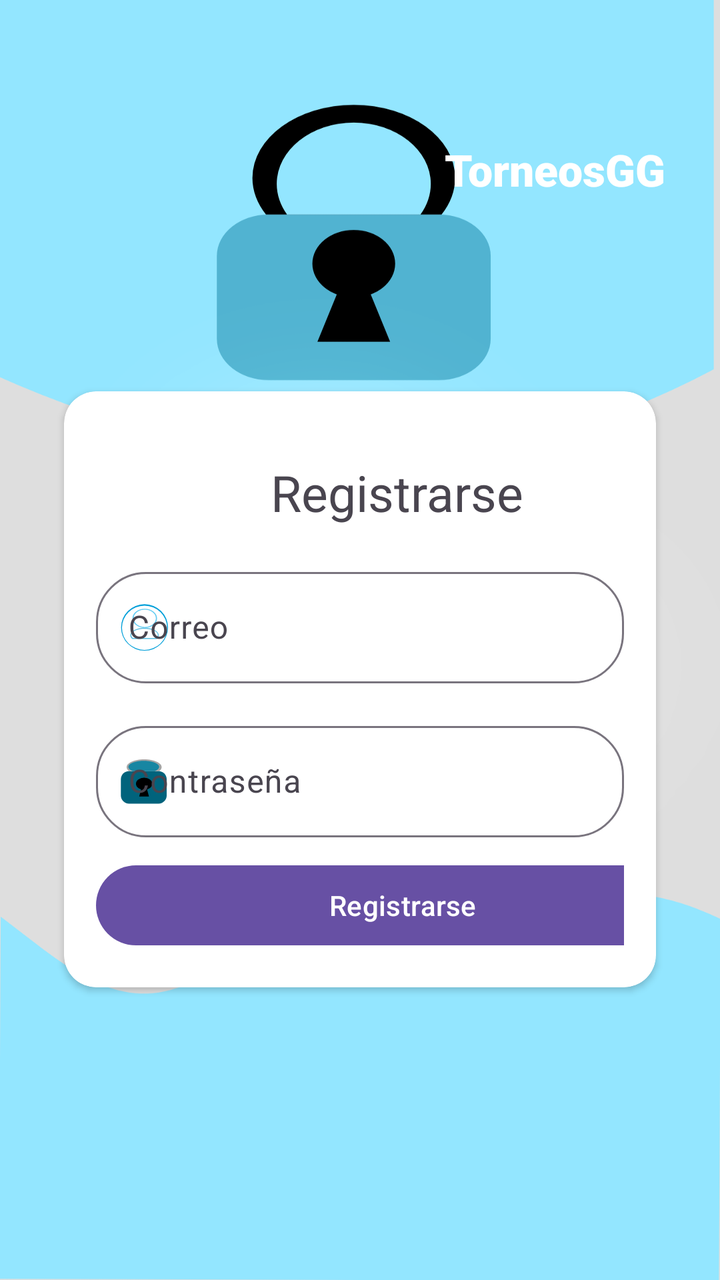
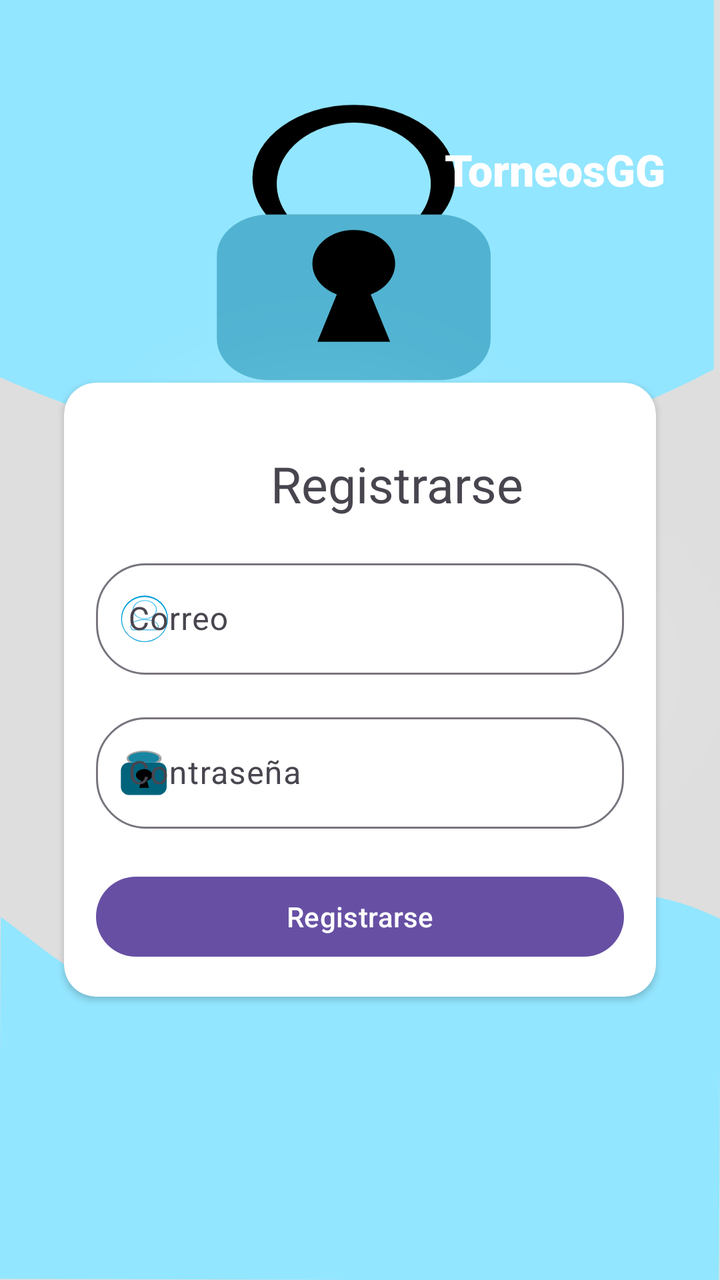

Two renders of the same Android screen: before a commit and after it. Below are the layout's source before the change and the commit's diff.
<!-- AndroidManifest.xml: application theme Theme.AdministracionDeTornerosElectronicos -->
<!-- res/layout/activity_registrarse.xml -->
<?xml version="1.0" encoding="utf-8"?>
<androidx.constraintlayout.widget.ConstraintLayout xmlns:android="http://schemas.android.com/apk/res/android"
    xmlns:app="http://schemas.android.com/apk/res-auto"
    xmlns:tools="http://schemas.android.com/tools"
    android:id="@+id/main"
    android:layout_width="match_parent"
    android:layout_height="match_parent"
    android:background="@drawable/fondo_login"
    android:paddingTop="50dp"
    tools:context=".MainActivity">

    <TextView
        android:id="@+id/textView2"
        android:layout_width="wrap_content"
        android:layout_height="wrap_content"
        android:layout_marginTop="20dp"
        android:fontFamily="sans-serif-black"
        android:text="TorneosGG"
        android:textColor="@color/white"
        android:textSize="22sp"
        app:layout_constraintEnd_toEndOf="parent"
        app:layout_constraintHorizontal_bias="0.892"
        app:layout_constraintStart_toStartOf="parent"
        app:layout_constraintTop_toTopOf="parent" />

    <androidx.cardview.widget.CardView
        android:id="@+id/viewCardLogin"
        android:layout_width="0dp"
        android:layout_height="wrap_content"
        android:layout_marginStart="32dp"
        android:layout_marginEnd="32dp"
        app:cardCornerRadius="16dp"
        app:layout_constraintBottom_toBottomOf="parent"
        app:layout_constraintEnd_toEndOf="parent"
        app:layout_constraintHorizontal_bias="0.0"
        app:layout_constraintStart_toStartOf="parent"
        app:layout_constraintTop_toTopOf="parent"
        app:layout_constraintVertical_bias="0.499">

        <LinearLayout
            android:layout_width="match_parent"
            android:layout_height="298dp"
            android:orientation="vertical"
            android:padding="16dp">

            <TextView
                android:id="@+id/textView"
                android:layout_width="301dp"
                android:layout_height="37dp"
                android:layout_marginTop="16dp"
                android:gravity="center"
                android:text="Registrarse"
                android:textAlignment="center"
                android:textSize="25sp" />

            <com.google.android.material.textfield.TextInputLayout
                android:layout_width="match_parent"
                android:layout_height="wrap_content"
                android:layout_marginTop="16dp"
                android:hint="Correo"
                app:boxCornerRadiusBottomEnd="25dp"
                app:boxCornerRadiusBottomStart="25dp"
                app:boxCornerRadiusTopEnd="25dp"
                app:boxCornerRadiusTopStart="25dp"
                app:startIconDrawable="@drawable/icono_login"
                app:startIconTint="@null">

                <com.google.android.material.textfield.TextInputEditText
                    android:id="@+id/idCorreo"
                    android:layout_width="match_parent"

                    android:layout_height="wrap_content"
                    android:layout_marginTop="16dp"
                    android:inputType="textEmailAddress" />
            </com.google.android.material.textfield.TextInputLayout>

            <com.google.android.material.textfield.TextInputLayout
                android:layout_width="match_parent"
                android:layout_height="wrap_content"
                android:layout_marginTop="16dp"
                android:hint="Contraseña"
                app:boxCornerRadiusBottomEnd="25dp"
                app:boxCornerRadiusBottomStart="25dp"
                app:boxCornerRadiusTopEnd="25dp"
                app:boxCornerRadiusTopStart="25dp"
                app:startIconDrawable="@drawable/icon_contrasena"
                app:startIconTint="@null">

                <com.google.android.material.textfield.TextInputEditText
                    android:id="@+id/idContra"
                    android:layout_width="match_parent"
                    android:layout_height="wrap_content"
                    android:inputType="textPassword" />
            </com.google.android.material.textfield.TextInputLayout>

            <Button
                android:id="@+id/btnRegistrarse"
                android:layout_width="307dp"
                android:layout_height="48dp"
                android:layout_marginTop="10dp"
                android:text="Registrarse"
                app:iconPadding="8dp" />
        </LinearLayout>

    </androidx.cardview.widget.CardView>
</androidx.constraintlayout.widget.ConstraintLayout>
<!-- resources referenced by this layout -->
<resources>
  <color name="white">#FFFFFFFF</color>
  <!-- drawable fondo_login: png bitmap (drawable, 73545 bytes) -->
  <!-- drawable icon_contrasena (drawable) -->
  <vector xmlns:android="http://schemas.android.com/apk/res/android" android:height="24dp" android:viewportHeight="119" android:viewportWidth="119" android:width="24dp">
        
      <path android:fillColor="#00637c" android:pathData="M95.65,34.4c11.08,0 20.08,9 20.08,20.08l0,40.15c0,11.08 -9,20.08 -20.08,20.08l-73.43,0c-11.08,0 -20.08,-9 -20.08,-20.08l-0,-40.15c0,-11.08 9,-20.08 20.08,-20.08l73.43,0Z"/>
        
      <path android:fillColor="#fff" android:pathData="M47.53,67.12a12.16,10.13 0,1 0,24.33 0a12.16,10.13 0,1 0,-24.33 0z"/>
        
      <path android:fillColor="#a4a4a4" android:pathData="M22.21,34.4c-3.81,-2.99 -5.82,-6.37 -5.82,-9.82c0,-10.84 19.46,-19.64 43.44,-19.64c23.97,0 43.44,8.8 43.44,19.64c0,3.45 -2.01,6.84 -5.82,9.82l-75.23,0Z"/>
        
      <path android:fillColor="#1886a2" android:pathData="M31.94,34.4c-7.16,-2.83 -11.18,-6.68 -11.18,-10.69c0,-8.34 17.1,-15.11 38.17,-15.11c21.07,0 38.17,6.77 38.17,15.11c0,4.01 -4.02,7.85 -11.18,10.69l-53.98,0Z"/>
        
      <path android:fillColor="#FF000000" android:pathData="M39.59,65.55a20.2,15.06 0,1 0,40.41 0a20.2,15.06 0,1 0,-40.41 0z"/>
        
      <path android:fillColor="#FF000000" android:pathData="M65.78,74.55l6.08,22.75l-24.33,0l6.08,-22.75l12.16,0Z"/>
      
  </vector>
  <!-- drawable icono_login (drawable) -->
  <vector xmlns:android="http://schemas.android.com/apk/res/android" android:height="24dp" android:viewportHeight="512" android:viewportWidth="512" android:width="24dp">
        
      <path android:fillColor="#009FD9" android:pathData="M11.42,257.1a248.31,250.29 90,1 0,500.59 0a248.31,250.29 90,1 0,-500.59 0z"/>
        
      <path android:fillColor="#ffffff" android:pathData="M20.64,261.05a236.02,240.85 90,1 0,481.7 0a236.02,240.85 90,1 0,-481.7 0z"/>
        
      <path android:fillColor="#64CCF2" android:pathData="M133.13,158.26a101.22,131.01 90.69,1 0,261.99 3.14a101.22,131.01 90.69,1 0,-261.99 -3.14z"/>
        
      <path android:fillColor="#ffffff" android:pathData="M145.67,159.82a92.27,118.45 90,1 0,236.9 0a92.27,118.45 90,1 0,-236.9 0z"/>
        
      <path android:fillColor="#5BBEE2" android:pathData="M129.91,380.57C116.58,368.46 109.56,354.72 109.56,340.73C109.56,296.75 177.63,261.05 261.49,261.05C345.34,261.05 413.42,296.75 413.42,340.73C413.42,354.72 406.4,368.46 393.06,380.57L129.91,380.57Z"/>
        
      <path android:fillColor="#ffffff" android:pathData="M138.85,370.1C126.42,360.11 119.88,348.78 119.88,337.24C119.88,300.97 183.33,271.53 261.49,271.53C339.65,271.53 403.1,300.97 403.1,337.24C403.1,348.78 396.56,360.11 384.13,370.1L138.85,370.1Z"/>
      
  </vector>
  <style name="Theme.AdministracionDeTornerosElectronicos" parent="Base.Theme.AdministracionDeTornerosElectronicos" />
  <style name="Base.Theme.AdministracionDeTornerosElectronicos" parent="Theme.Material3.DayNight.NoActionBar">
          
          
      </style>
</resources>

<!-- the commit's change to res/layout/activity_registrarse.xml (unified diff, before → after) -->
@@ -39,7 +39,7 @@
 
         <LinearLayout
             android:layout_width="match_parent"
-            android:layout_height="298dp"
+            android:layout_height="wrap_content"
             android:orientation="vertical"
             android:padding="16dp">
 
@@ -95,9 +95,9 @@
 
             <Button
                 android:id="@+id/btnRegistrarse"
-                android:layout_width="307dp"
-                android:layout_height="48dp"
-                android:layout_marginTop="10dp"
+                android:layout_width="match_parent"
+                android:layout_height="wrap_content"
+                android:layout_marginTop="20dp"
                 android:text="Registrarse"
                 app:iconPadding="8dp" />
         </LinearLayout>
